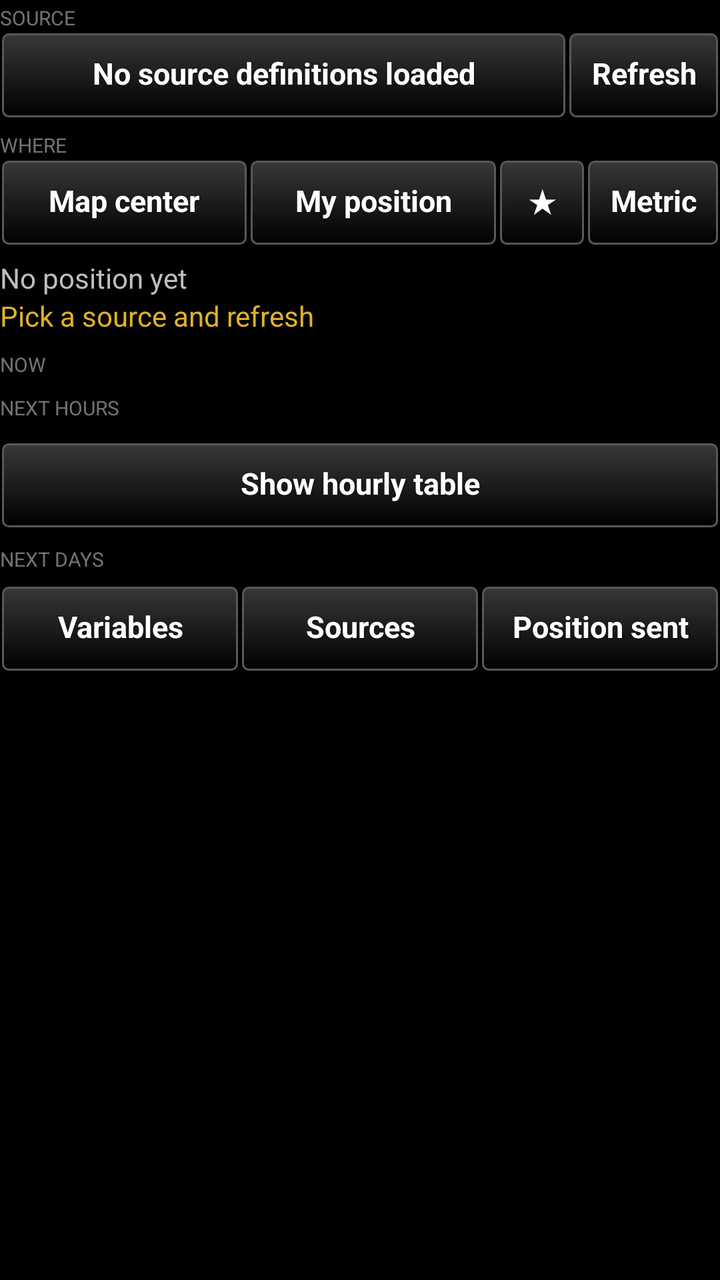
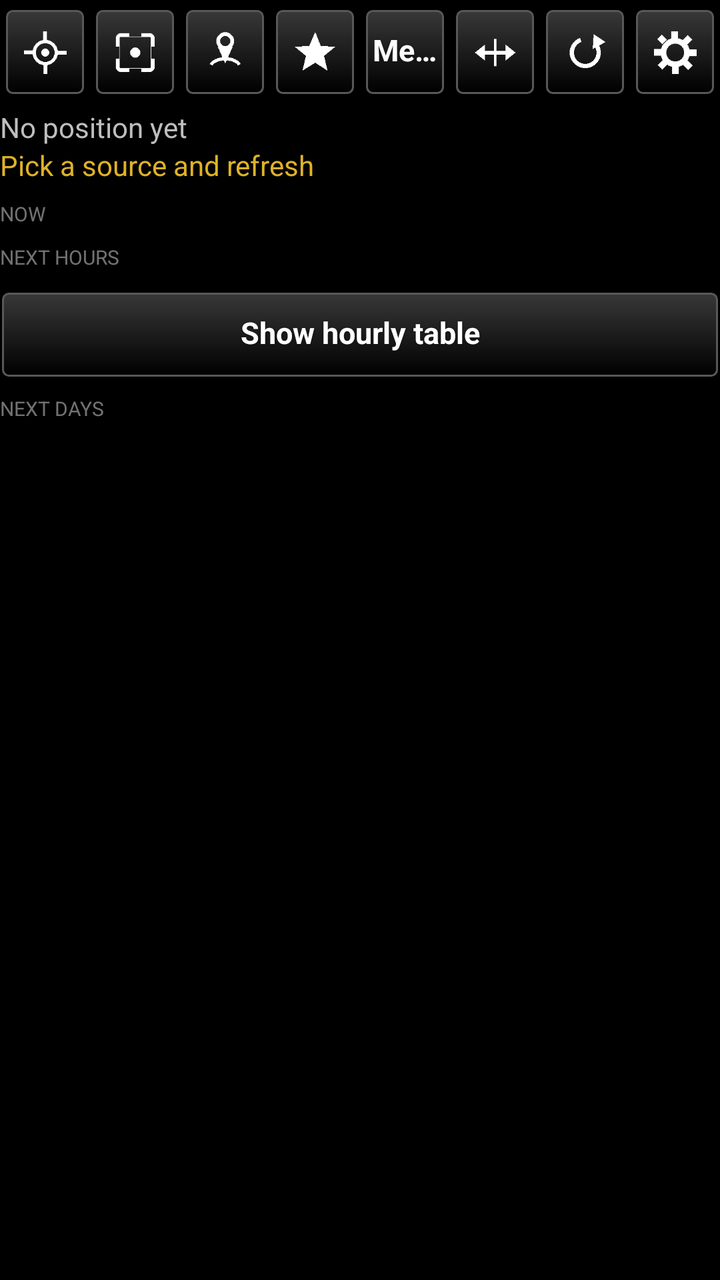

The first picture is an Android layout as it rendered before a commit; the second is the same layout after the commit. The layout source and the unified diff follow.
<!-- AndroidManifest.xml: application theme AppTheme -->
<!-- res/layout/main_layout.xml -->
<?xml version="1.0" encoding="utf-8"?>
<ScrollView xmlns:android="http://schemas.android.com/apk/res/android"
    android:layout_width="match_parent"
    android:layout_height="match_parent"
    android:fadeScrollbars="false"
    android:layout_marginLeft="3dp"
    android:layout_marginRight="3dp">

    <LinearLayout
        android:layout_width="match_parent"
        android:layout_height="wrap_content"
        android:orientation="vertical"
        android:paddingBottom="8dp">

        <TextView
            android:layout_width="match_parent"
            android:layout_height="wrap_content"
            android:text="@string/label_source"
            android:textSize="10sp"
            android:textAllCaps="true"
            android:paddingTop="2dp"
            android:alpha="0.6" />

        
        <LinearLayout
            android:layout_width="match_parent"
            android:layout_height="wrap_content"
            android:orientation="horizontal"
            android:gravity="center_vertical">

            <Button
                android:id="@+id/source_button"
                style="@style/TakwerxButton"
                android:layout_width="0dp"
                android:layout_height="wrap_content"
                android:layout_weight="1"
                android:text="@string/no_sources" />

            <Button
                android:id="@+id/refresh_button"
                style="@style/TakwerxButton"
                android:layout_width="wrap_content"
                android:layout_height="wrap_content"
                android:text="@string/refresh" />
        </LinearLayout>

        <TextView
            android:layout_width="match_parent"
            android:layout_height="wrap_content"
            android:text="@string/label_where"
            android:textSize="10sp"
            android:textAllCaps="true"
            android:paddingTop="6dp"
            android:alpha="0.6" />

        <LinearLayout
            android:layout_width="match_parent"
            android:layout_height="wrap_content"
            android:orientation="horizontal"
            android:gravity="center_vertical">

            <Button
                android:id="@+id/center_button"
                style="@style/TakwerxButton"
                android:layout_width="0dp"
                android:layout_weight="1"
                android:layout_height="wrap_content"
                android:text="@string/map_center" />

            <Button
                android:id="@+id/self_button"
                style="@style/TakwerxButton"
                android:layout_width="0dp"
                android:layout_weight="1"
                android:layout_height="wrap_content"
                android:text="@string/self_position" />

            
            <Button
                android:id="@+id/favorites_button"
                style="@style/TakwerxButton"
                android:layout_width="wrap_content"
                android:layout_height="wrap_content"
                android:minWidth="44dp"
                android:text="@string/favorites_glyph" />

            <Button
                android:id="@+id/units_button"
                style="@style/TakwerxButton"
                android:layout_width="wrap_content"
                android:layout_height="wrap_content"
                android:text="@string/units_metric" />
        </LinearLayout>

        <TextView
            android:id="@+id/position_text"
            android:layout_width="match_parent"
            android:layout_height="wrap_content"
            android:textSize="@dimen/fontSize"
            android:layout_marginTop="@dimen/auto_margin"
            android:text="@string/no_position" />

        <TextView
            android:id="@+id/status_text"
            android:layout_width="match_parent"
            android:layout_height="wrap_content"
            android:textSize="@dimen/fontSize"
            android:textColor="@color/heading_yellow"
            android:text="@string/status_idle" />

        <TextView
            android:id="@+id/current_heading"
            android:layout_width="match_parent"
            android:layout_height="wrap_content"
            android:text="@string/heading_now"
            android:textSize="10sp"
            android:textAllCaps="true"
            android:paddingTop="8dp"
            android:alpha="0.6" />

        <LinearLayout
            android:id="@+id/current_container"
            android:layout_width="match_parent"
            android:layout_height="wrap_content"
            android:orientation="vertical" />

        <TextView
            android:id="@+id/series_heading"
            android:layout_width="match_parent"
            android:layout_height="wrap_content"
            android:text="@string/heading_hours"
            android:textSize="10sp"
            android:textAllCaps="true"
            android:paddingTop="8dp"
            android:alpha="0.6" />

        
        <HorizontalScrollView
            android:id="@+id/trend_scroll"
            android:layout_width="match_parent"
            android:layout_height="wrap_content"
            android:scrollbars="none">

            <LinearLayout
                android:id="@+id/trend_host"
                android:layout_width="wrap_content"
                android:layout_height="wrap_content"
                android:orientation="horizontal" />
        </HorizontalScrollView>

        <HorizontalScrollView
            android:layout_width="match_parent"
            android:layout_height="wrap_content"
            android:scrollbars="none"
            android:layout_marginTop="4dp">

            <LinearLayout
                android:id="@+id/trend_chips"
                android:layout_width="wrap_content"
                android:layout_height="wrap_content"
                android:orientation="horizontal" />
        </HorizontalScrollView>

        
        <Button
            android:id="@+id/hours_table_button"
            style="@style/TakwerxButton"
            android:layout_width="match_parent"
            android:layout_height="wrap_content"
            android:layout_marginTop="6dp"
            android:text="@string/show_hours_table" />

        <LinearLayout
            android:id="@+id/hours_table"
            android:layout_width="match_parent"
            android:layout_height="wrap_content"
            android:orientation="horizontal"
            android:visibility="gone">

            <LinearLayout
                android:id="@+id/hours_legend"
                android:layout_width="wrap_content"
                android:layout_height="wrap_content"
                android:orientation="vertical" />

            <HorizontalScrollView
                android:layout_width="0dp"
                android:layout_height="wrap_content"
                android:layout_weight="1"
                android:fadeScrollbars="false"
                android:scrollbarSize="3dp"
                android:scrollbarStyle="outsideOverlay"
                android:paddingBottom="6dp">

                <LinearLayout
                    android:id="@+id/hours_container"
                    android:layout_width="wrap_content"
                    android:layout_height="wrap_content"
                    android:orientation="horizontal" />
            </HorizontalScrollView>
        </LinearLayout>

        <TextView
            android:id="@+id/days_heading"
            android:layout_width="match_parent"
            android:layout_height="wrap_content"
            android:text="@string/heading_days"
            android:textSize="10sp"
            android:textAllCaps="true"
            android:paddingTop="8dp"
            android:alpha="0.6" />

        <LinearLayout
            android:id="@+id/days_strip"
            android:layout_width="match_parent"
            android:layout_height="wrap_content"
            android:orientation="horizontal">

            <LinearLayout
                android:id="@+id/days_legend"
                android:layout_width="wrap_content"
                android:layout_height="wrap_content"
                android:orientation="vertical" />

            <HorizontalScrollView
                android:layout_width="0dp"
                android:layout_height="wrap_content"
                android:layout_weight="1"
                android:fadeScrollbars="false"
                android:scrollbarSize="3dp">

                <LinearLayout
                    android:id="@+id/days_container"
                    android:layout_width="wrap_content"
                    android:layout_height="wrap_content"
                    android:orientation="horizontal" />
            </HorizontalScrollView>
        </LinearLayout>

        <LinearLayout
            android:layout_width="match_parent"
            android:layout_height="wrap_content"
            android:orientation="horizontal"
            android:layout_marginTop="@dimen/auto_margin">

            <Button
                android:id="@+id/variables_button"
                style="@style/TakwerxButton"
                android:layout_width="0dp"
                android:layout_weight="1"
                android:layout_height="wrap_content"
                android:text="@string/variables" />

            <Button
                android:id="@+id/sources_button"
                style="@style/TakwerxButton"
                android:layout_width="0dp"
                android:layout_weight="1"
                android:layout_height="wrap_content"
                android:text="@string/sources" />

            <Button
                android:id="@+id/privacy_button"
                style="@style/TakwerxButton"
                android:layout_width="0dp"
                android:layout_weight="1"
                android:layout_height="wrap_content"
                android:text="@string/privacy" />
        </LinearLayout>

        <TextView
            android:id="@+id/attribution_text"
            android:layout_width="match_parent"
            android:layout_height="wrap_content"
            android:textSize="11sp"
            android:layout_marginTop="@dimen/auto_margin"
            android:text="" />
    </LinearLayout>
</ScrollView>
<!-- resources referenced by this layout -->
<resources>
  <color name="heading_yellow">#dfb228</color>
  <dimen name="auto_margin">6dp</dimen>
  <dimen name="fontSize">14sp</dimen>
  <string name="favorites_glyph">\u2605</string>
  <string name="heading_days">Next days</string>
  <string name="heading_hours">Next hours</string>
  <string name="heading_now">Now</string>
  <string name="label_source">Source</string>
  <string name="label_where">Where</string>
  <string name="map_center">Map center</string>
  <string name="no_position">No position yet</string>
  <string name="no_sources">No source definitions loaded</string>
  <string name="privacy">Position sent</string>
  <string name="refresh">Refresh</string>
  <string name="self_position">My position</string>
  <string name="show_hours_table">Show hourly table</string>
  <string name="sources">Sources</string>
  <string name="status_idle">Pick a source and refresh</string>
  <string name="units_metric">Metric</string>
  <string name="variables">Variables</string>
  <style name="AppTheme" parent="@android:style/Theme.Holo">
          <item name="android:buttonStyle">@android:style/Widget.Button</item>
          <item name="android:imageButtonStyle">@android:style/Widget.Button</item>
          <item name="android:buttonStyleToggle">@android:style/Widget.Button</item>
          <item name="android:spinnerStyle">@style/ATAKSpinner</item>
          <item name="android:spinnerItemStyle">@style/ATAKSpinnerItem</item>
          <item name="android:editTextStyle">@style/ATAKEditText</item>
      </style>
  <style name="ATAKSpinner" parent="@android:style/Widget.Spinner">
          <item name="android:spinnerMode">dialog</item>
      </style>
  <style name="ATAKSpinnerItem">
          <item name="android:textColor">@android:color/white</item>
          <item name="android:dropDownVerticalOffset">0dip</item>
          <item name="android:dropDownHorizontalOffset">0dip</item>
          <item name="android:dropDownWidth">wrap_content</item>
          <item name="android:gravity">left|center_vertical</item>
      </style>
  <style name="ATAKEditText" parent="@android:style/Widget.EditText">
          
          
  
          
          <item name="android:imeOptions">flagNoFullscreen</item>
      </style>
  <color name="darker_gray">#121212</color>
  <color name="white">#ffffff</color>
  <!-- drawable new_dark_button_disabled (drawable) -->
  <?xml version="1.0" encoding="utf-8"?>
  <layer-list xmlns:android="http://schemas.android.com/apk/res/android">
      <item android:bottom="1dp" android:right="1dp" android:left="1dp" android:top="1dp">
          <shape android:shape="rectangle">
              <corners android:radius="3dp" />
              <stroke
                  android:width="1dp"
                  android:color="#484848" />
              <solid android:color="#484848" />
          </shape>
      </item>
  </layer-list>
  <!-- unchanged entries left out for length: 5 -->
</resources>

<!-- the commit's change to res/layout/main_layout.xml (unified diff, before → after) -->
@@ -12,84 +12,67 @@
         android:orientation="vertical"
         android:paddingBottom="8dp">
 
-        <TextView
-            android:layout_width="match_parent"
-            android:layout_height="wrap_content"
-            android:text="@string/label_source"
-            android:textSize="10sp"
-            android:textAllCaps="true"
-            android:paddingTop="2dp"
-            android:alpha="0.6" />
-
         
         <LinearLayout
+            android:id="@+id/icon_row"
             android:layout_width="match_parent"
             android:layout_height="wrap_content"
             android:orientation="horizontal"
-            android:gravity="center_vertical">
+            android:paddingTop="4dp">
+
+            <ImageButton
+                android:id="@+id/mode_self"
+                style="@style/TakwerxIconButton"
+                android:contentDescription="@string/self_position"
+                android:src="@drawable/ic_point_self" />
+
+            <ImageButton
+                android:id="@+id/mode_center"
+                style="@style/TakwerxIconButton"
+                android:contentDescription="@string/map_center"
+                android:src="@drawable/ic_point_center" />
+
+            <ImageButton
+                android:id="@+id/mode_pick"
+                style="@style/TakwerxIconButton"
+                android:contentDescription="@string/pick_point"
+                android:src="@drawable/ic_point_pick" />
+
+            <ImageButton
+                android:id="@+id/favorites_button"
+                style="@style/TakwerxIconButton"
+                android:contentDescription="@string/favorites_title"
+                android:src="@drawable/ic_favorites" />
 
             <Button
-                android:id="@+id/source_button"
-                style="@style/TakwerxButton"
-                android:layout_width="0dp"
-                android:layout_height="wrap_content"
-                android:layout_weight="1"
-                android:text="@string/no_sources" />
-
-            <Button
-                android:id="@+id/refresh_button"
-                style="@style/TakwerxButton"
-                android:layout_width="wrap_content"
-                android:layout_height="wrap_content"
-                android:text="@string/refresh" />
-        </LinearLayout>
-
-        <TextView
-            android:layout_width="match_parent"
-            android:layout_height="wrap_content"
-            android:text="@string/label_where"
-            android:textSize="10sp"
-            android:textAllCaps="true"
-            android:paddingTop="6dp"
-            android:alpha="0.6" />
-
-        <LinearLayout
-            android:layout_width="match_parent"
-            android:layout_height="wrap_content"
-            android:orientation="horizontal"
-            android:gravity="center_vertical">
-
-            <Button
-                android:id="@+id/center_button"
+                android:id="@+id/units_button"
                 style="@style/TakwerxButton"
                 android:layout_width="0dp"
                 android:layout_weight="1"
-                android:layout_height="wrap_content"
-                android:text="@string/map_center" />
-
-            <Button
-                android:id="@+id/self_button"
-                style="@style/TakwerxButton"
-                android:layout_width="0dp"
-                android:layout_weight="1"
-                android:layout_height="wrap_content"
-                android:text="@string/self_position" />
-
-            
-            <Button
-                android:id="@+id/favorites_button"
-                style="@style/TakwerxButton"
-                android:layout_width="wrap_content"
-                android:layout_height="wrap_content"
-                android:minWidth="44dp"
-                android:text="@string/favorites_glyph" />
-
-            <Button
-                android:id="@+id/units_button"
-                style="@style/TakwerxButton"
-                android:layout_width="wrap_content"
-                android:layout_height="wrap_content"
+                android:layout_height="44dp"
+                android:layout_marginLeft="2dp"
+                android:layout_marginRight="2dp"
+                android:paddingLeft="4dp"
+                android:paddingRight="4dp"
                 android:text="@string/units_metric" />
+
+            <ImageButton
+                android:id="@+id/wide_button"
+                style="@style/TakwerxIconButton"
+                android:contentDescription="@string/wide"
+                android:src="@drawable/ic_wide" />
+
+            <ImageButton
+                android:id="@+id/refresh_button"
+                style="@style/TakwerxIconButton"
+                android:contentDescription="@string/refresh"
+                android:src="@drawable/ic_refresh" />
+
+            <ImageButton
+                android:id="@+id/settings_button"
+                style="@style/TakwerxIconButton"
+                android:contentDescription="@string/settings"
+                android:src="@drawable/ic_settings" />
         </LinearLayout>
 
         <TextView
@@ -237,37 +220,6 @@
             </HorizontalScrollView>
         </LinearLayout>
 
-        <LinearLayout
-            android:layout_width="match_parent"
-            android:layout_height="wrap_content"
-            android:orientation="horizontal"
-            android:layout_marginTop="@dimen/auto_margin">
-
-            <Button
-                android:id="@+id/variables_button"
-                style="@style/TakwerxButton"
-                android:layout_width="0dp"
-                android:layout_weight="1"
-                android:layout_height="wrap_content"
-                android:text="@string/variables" />
-
-            <Button
-                android:id="@+id/sources_button"
-                style="@style/TakwerxButton"
-                android:layout_width="0dp"
-                android:layout_weight="1"
-                android:layout_height="wrap_content"
-                android:text="@string/sources" />
-
-            <Button
-                android:id="@+id/privacy_button"
-                style="@style/TakwerxButton"
-                android:layout_width="0dp"
-                android:layout_weight="1"
-                android:layout_height="wrap_content"
-                android:text="@string/privacy" />
-        </LinearLayout>
-
         <TextView
             android:id="@+id/attribution_text"
             android:layout_width="match_parent"
<!-- resource entries referenced after the edit -->
@@ -3,23 +3,37 @@
   <color name="heading_yellow">#dfb228</color>
   <dimen name="auto_margin">6dp</dimen>
   <dimen name="fontSize">14sp</dimen>
-  <string name="favorites_glyph">\u2605</string>
+  <!-- drawable ic_favorites: png bitmap (drawable, 608 bytes) -->
+  <!-- drawable ic_point_center: png bitmap (drawable, 487 bytes) -->
+  <!-- drawable ic_point_pick: png bitmap (drawable, 594 bytes) -->
+  <!-- drawable ic_point_self: png bitmap (drawable, 626 bytes) -->
+  <!-- drawable ic_refresh: png bitmap (drawable, 593 bytes) -->
+  <!-- drawable ic_settings: png bitmap (drawable, 751 bytes) -->
+  <!-- drawable ic_wide: png bitmap (drawable, 462 bytes) -->
+  <string name="favorites_title">Favorites</string>
   <string name="heading_days">Next days</string>
   <string name="heading_hours">Next hours</string>
   <string name="heading_now">Now</string>
-  <string name="label_source">Source</string>
-  <string name="label_where">Where</string>
   <string name="map_center">Map center</string>
   <string name="no_position">No position yet</string>
-  <string name="no_sources">No source definitions loaded</string>
-  <string name="privacy">Position sent</string>
+  <string name="pick_point">Pick a point</string>
   <string name="refresh">Refresh</string>
   <string name="self_position">My position</string>
+  <string name="settings">Settings</string>
   <string name="show_hours_table">Show hourly table</string>
-  <string name="sources">Sources</string>
   <string name="status_idle">Pick a source and refresh</string>
   <string name="units_metric">Metric</string>
-  <string name="variables">Variables</string>
+  <string name="wide">Wide</string>
+  <style name="TakwerxIconButton">
+          <item name="android:layout_width">0dp</item>
+          <item name="android:layout_weight">1</item>
+          <item name="android:layout_height">44dp</item>
+          <item name="android:layout_marginLeft">2dp</item>
+          <item name="android:layout_marginRight">2dp</item>
+          <item name="android:background">@drawable/btn_gray</item>
+          <item name="android:scaleType">centerInside</item>
+          <item name="android:padding">9dp</item>
+      </style>
   <style name="AppTheme" parent="@android:style/Theme.Holo">
           <item name="android:buttonStyle">@android:style/Widget.Button</item>
           <item name="android:imageButtonStyle">@android:style/Widget.Button</item>
